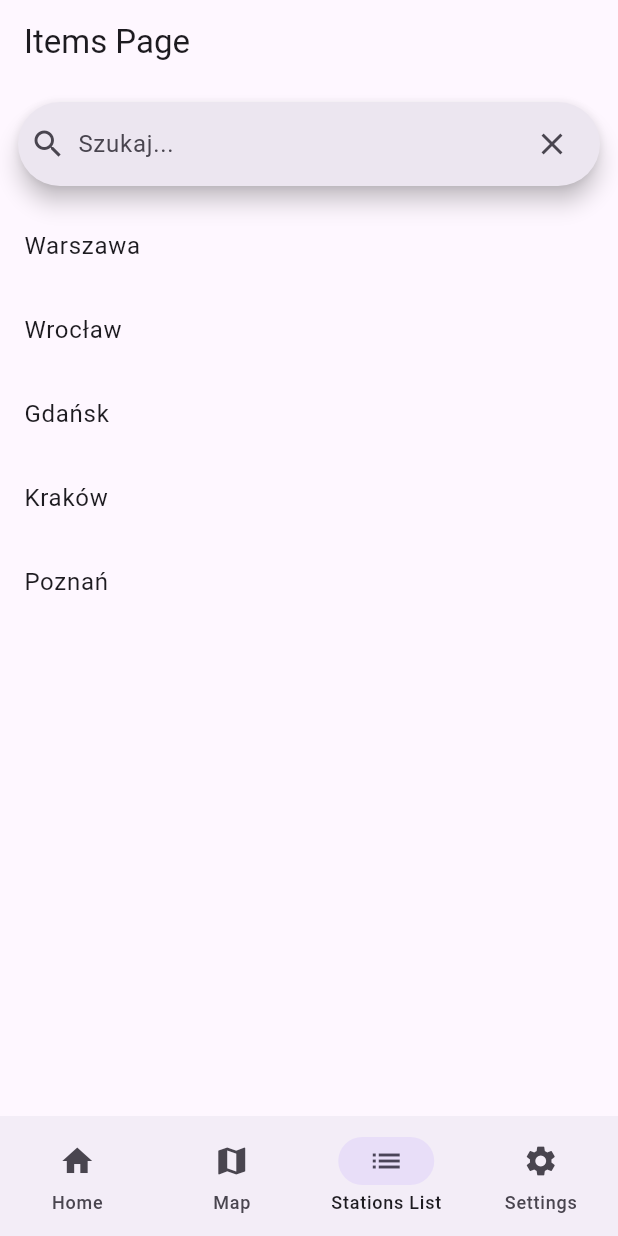
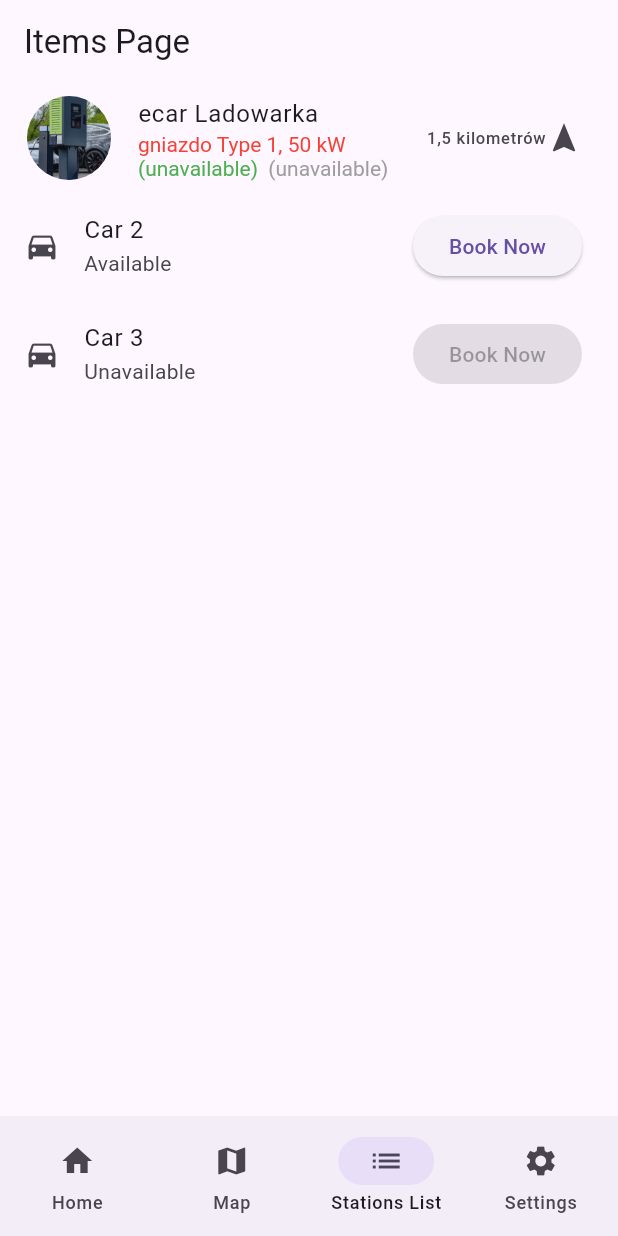
Before and after one commit to wpaczesniak/cargador, a Flutter app: the screen it shows after launch, item 3 of the bottom bar chosen, on a phone screen of 412 x 824 dp. Run offline on Flutter 3.47's test engine with Material 3 defaults, Android fonts, the phone set to English and light mode, and no system bars.

Commit message:
list stations

```diff
--- a/lib/pages/items_page.dart
+++ b/lib/pages/items_page.dart
@@ -1,79 +1,60 @@
 import 'package:flutter/material.dart';
 
-class ItemsPage extends StatefulWidget {
+class ItemsPage extends StatelessWidget {
   const ItemsPage({super.key});
 
   @override
-  State<ItemsPage> createState() => _ItemsPageState();
-}
-
-class _ItemsPageState extends State<ItemsPage> {
-  final _controller = TextEditingController();
-
-  final List<String> _all = const [
-    'Warszawa',
-    'Wrocław',
-    'Gdańsk',
-    'Kraków',
-    'Poznań',
-  ];
-
-  String _query = '';
-
-  @override
-  void dispose() {
-    _controller.dispose();
-    super.dispose();
-  }
-
-  @override
   Widget build(BuildContext context) {
-    final filtered = _all
-        .where((e) => e.toLowerCase().contains(_query.toLowerCase()))
-        .toList();
-
     return Scaffold(
       appBar: AppBar(title: const Text('Items Page')),
       body: Column(
         children: [
-          Padding(
-            padding: const EdgeInsets.all(12),
-            child: SearchBar(
-              controller: _controller,
-              onChanged: (value) {
-                setState(() {
-                  _query = value;
-                });
-              },
-              leading: Icon(
-                Icons.search,
-                color: Theme.of(context).colorScheme.onSurfaceVariant,
+          ListTile(
+            leading: CircleAvatar(
+              backgroundImage: AssetImage('images/ladowarka.png'),
+              radius: 30,
+            ),
+            title: const Text('ecar Ladowarka'),
+            subtitle: RichText(
+              text:
+              TextSpan(
+                children: [
+
+                  TextSpan(text: "gniazdo Type 1, 50 kW", style: TextStyle(color: Colors.red)),
+                  TextSpan(text: "  (unavailable)", style: TextStyle(color: Colors.green)),
+                  TextSpan(text: "  (unavailable)", style: TextStyle(color: Colors.grey))
+                ],
               ),
-              hintText: 'Szukaj...',
-              trailing: [
-                IconButton(
-                  icon: const Icon(Icons.clear),
-                  onPressed: () {
-                    _controller.clear();
-                    setState(() => _query = '');
-                  },
-                ),
+            ),
+            // isThreeLine: true,
+            trailing: Row(
+              mainAxisSize: MainAxisSize.min,
+              children: [
+                const Text('1,5 kilometrów'),
+                const Icon(Icons.navigation)
               ],
-              // decoration: const InputDecoration(
-              //   prefixIcon: Icon(Icons.search),
-              //   hintText: 'Szukaj...',
-              //   border:
             ),
           ),
-
-          Expanded(
-            child: ListView.builder(
-              itemCount: filtered.length,
-              itemBuilder: (_, i) => ListTile(title: Text(filtered[i])),
+          ListTile(
+            leading: const Icon(Icons.directions_car),
+            title: const Text('Car 2'),
+            subtitle: const Text('Available'),
+            trailing: ElevatedButton(
+              onPressed: () {},
+              child: const Text('Book Now'),
+            ),
+          ),
+          ListTile(
+            leading: const Icon(Icons.directions_car),
+            title: const Text('Car 3'),
+            subtitle: const Text('Unavailable'),
+            trailing: ElevatedButton(
+              onPressed: null,
+              child: const Text('Book Now'),
             ),
           ),
         ],
-      ),
+      )
     );
   }
 }
--- a/pubspec.yaml
+++ b/pubspec.yaml
@@ -60,7 +60,8 @@ flutter:
   uses-material-design: true
 
   # To add assets to your application, add an assets section, like this:
-  # assets:
+  assets:
+    - images/
   #   - images/a_dot_burr.jpeg
   #   - images/a_dot_ham.jpeg
 
```
Also changed, not shown: images/ladowarka.png (added).
